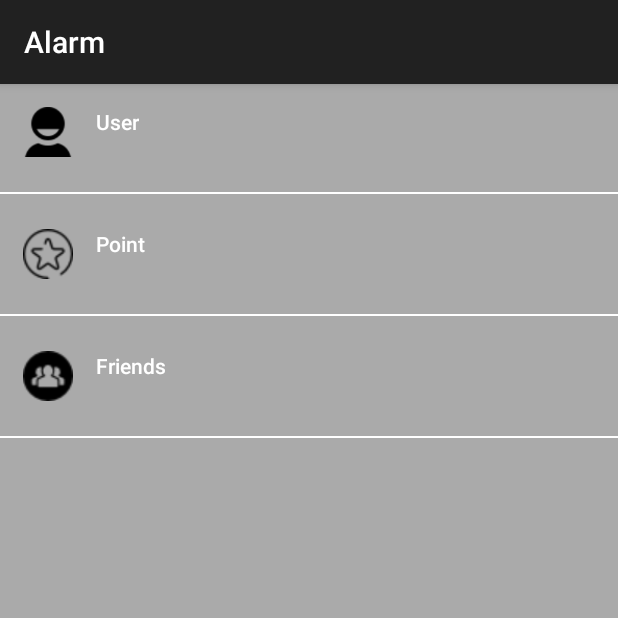
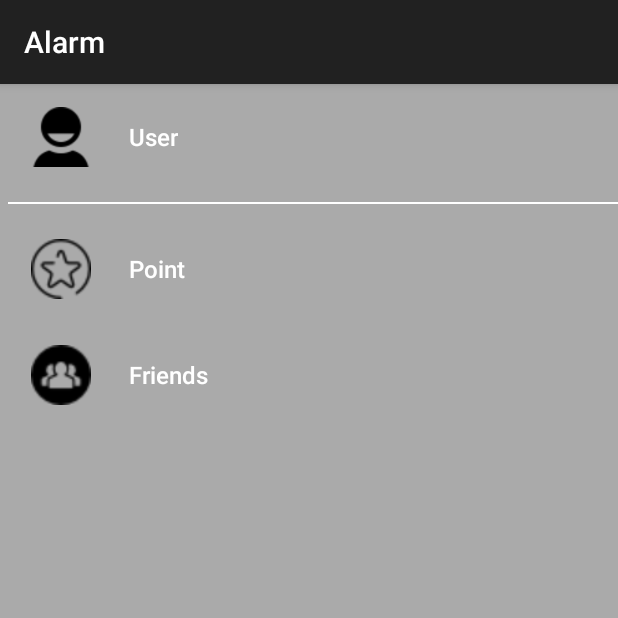
Before and after one commit to nz124/Riser---Alarm-clock-app, an Android app: the MainActivity screen opened directly, with no data from a screen before it, on a phone screen of 412 x 824 dp, the top half of it. Run offline under Robolectric (Android 15) with nearby library versions, the phone set to English and light mode, and no system bars; our stand-ins replace Firebase (no records; nobody signed in at launch, a user with empty details on screens opened directly).

Commit message:
Reposition icons on sliding pane

```diff
--- a/app/src/main/java/com/example/hello/alarm/MenuListAdapter.java
+++ b/app/src/main/java/com/example/hello/alarm/MenuListAdapter.java
@@ -27,7 +27,7 @@ public class MenuListAdapter extends ArrayAdapter<MenuActionItem> {
             MenuItemViewHolder viewHolder = new MenuItemViewHolder();
 
             viewHolder.menuItemTextView = (TextView) rowView.findViewById(R.id.menu_item_text_view);
-
+            viewHolder.menuItemDivider = (View) rowView.findViewById(R.id.divider);
             rowView.setTag(viewHolder);
         }
 
@@ -36,6 +36,7 @@ public class MenuListAdapter extends ArrayAdapter<MenuActionItem> {
         if (position == MenuActionItem.ITEM1.ordinal()){
             holder.menuItemTextView.setCompoundDrawablesRelativeWithIntrinsicBounds(activity.getDrawable(R.drawable.resized_user), null, null, null);
             holder.menuItemTextView.setText("User");
+            holder.menuItemDivider.setVisibility(View.VISIBLE);
         }
         else if (position == MenuActionItem.ITEM2.ordinal()){
             holder.menuItemTextView.setCompoundDrawablesRelativeWithIntrinsicBounds(activity.getDrawable(R.drawable.resized_star),null, null, null);
@@ -51,6 +52,7 @@ public class MenuListAdapter extends ArrayAdapter<MenuActionItem> {
 
     private static class MenuItemViewHolder {
         TextView menuItemTextView;
+        View menuItemDivider;
 
     }
 }
--- a/app/src/main/res/layout/activity_main.xml
+++ b/app/src/main/res/layout/activity_main.xml
@@ -17,7 +17,7 @@
     <FrameLayout
         android:layout_width="match_parent"
         android:layout_height="match_parent"
-        android:layout_marginStart="62dp">
+        android:layout_marginStart="@dimen/mini_drawer">
 
         <android.support.design.widget.FloatingActionButton
             android:id="@+id/fab"
@@ -30,6 +30,13 @@
             android:layout_marginEnd="10dp"
             android:src="@drawable/new_alarm"
             app:backgroundTint="@color/browser_actions_bg_grey" />
+
+        <TextView
+            android:id="@+id/textView"
+            android:layout_width="match_parent"
+            android:layout_height="368dp"
+            android:text="TextViewTextViewTextViewTextViewTextViewTextViewTextViewTextViewTextViewTextViewTextViewTextViewTextViewTextViewTextViewTextViewTextView"
+            android:textSize="50dp" />
     </FrameLayout>
 
 
--- a/app/src/main/res/layout/row_menu_action_item.xml
+++ b/app/src/main/res/layout/row_menu_action_item.xml
@@ -1,25 +1,30 @@
 <?xml version="1.0" encoding="utf-8"?>
 <LinearLayout xmlns:android="http://schemas.android.com/apk/res/android"
-    android:orientation="vertical" android:layout_width="match_parent"
+    android:layout_width="match_parent"
     android:layout_height="match_parent"
-    android:gravity="center_vertical">
+    android:paddingStart="5dp"
+    android:gravity="center_vertical"
+    android:orientation="vertical">
 
     <TextView
         android:id="@+id/menu_item_text_view"
         android:layout_width="wrap_content"
         android:layout_height="wrap_content"
-        android:layout_margin="@dimen/activity_horizontal_margin"
-        android:textSize="14sp"
+        android:drawablePadding="@dimen/icon_padding"
         android:fontFamily="@string/font_family_medium"
+        android:gravity="center_vertical"
+        android:padding="@dimen/activity_horizontal_margin"
         android:textColor="@android:color/white"
-        android:drawablePadding="@dimen/icon_margin" />
+        android:textSize="16sp" />
 
-    <View android:id="@+id/divisor"
+    <View
+        android:id="@+id/divider"
+        android:layout_width="fill_parent"
         android:layout_height="1dp"
-        android:layout_width="fill_parent"
+        android:layout_marginBottom="@dimen/nav_drawer_divider_margin"
         android:layout_marginTop="@dimen/nav_drawer_divider_margin"
-        android:layout_marginBottom="@dimen/nav_drawer_divider_margin"
-        android:background="#ffffff" />
+        android:background="#ffffff"
+        android:visibility="gone" />
 
 
 </LinearLayout>
--- a/app/src/main/res/values/dimens.xml
+++ b/app/src/main/res/values/dimens.xml
@@ -8,6 +8,7 @@
     <dimen name="icon_bottom_margin">24dp</dimen>
     <dimen name="title_bottom_margin">16dp</dimen>
     <dimen name="field_width_standard">160dp</dimen>
-    <dimen name="icon_size">33dp</dimen>
-    <dimen name="icon_margin">15dp</dimen>
+    <dimen name="icon_size">40dp</dimen>
+    <dimen name="icon_padding">25dp</dimen>
+    <dimen name="mini_drawer">80dp</dimen>
 </resources>
```
